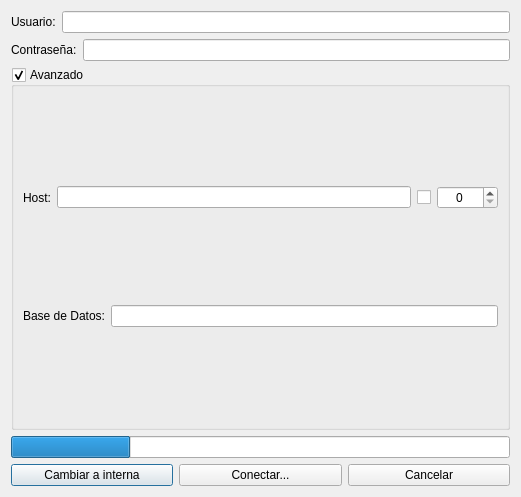
The window that trunk/src/EMysql.ui (chungote/gestotux) describes before a commit, drawn with Qt 5.
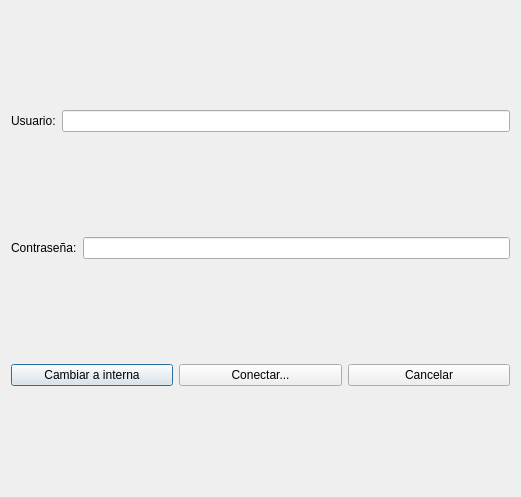
The same window after the commit.

```diff
--- a/trunk/src/EMysql.ui
+++ b/trunk/src/EMysql.ui
@@ -48,101 +48,7 @@
     </layout>
    </item>
    <item>
-    <widget class="QGroupBox" name="GBAvanzado" >
-     <property name="title" >
-      <string>Avanzado</string>
-     </property>
-     <property name="flat" >
-      <bool>true</bool>
-     </property>
-     <property name="checkable" >
-      <bool>true</bool>
-     </property>
-     <layout class="QVBoxLayout" name="verticalLayout" >
-      <item>
-       <layout class="QHBoxLayout" name="horizontalLayout_2" >
-        <item>
-         <widget class="QLabel" name="label" >
-          <property name="text" >
-           <string>Host:</string>
-          </property>
-          <property name="buddy" >
-           <cstring>LEHost</cstring>
-          </property>
-         </widget>
-        </item>
-        <item>
-         <widget class="QLineEdit" name="LEHost" />
-        </item>
-        <item>
-         <widget class="QCheckBox" name="CkBPuerto" >
-          <property name="text" >
-           <string/>
-          </property>
-         </widget>
-        </item>
-        <item>
-         <widget class="QSpinBox" name="SBPuerto" >
-          <property name="frame" >
-           <bool>true</bool>
-          </property>
-          <property name="alignment" >
-           <set>Qt::AlignCenter</set>
-          </property>
-          <property name="maximum" >
-           <number>99999</number>
-          </property>
-         </widget>
-        </item>
-       </layout>
-      </item>
-      <item>
-       <layout class="QHBoxLayout" name="horizontalLayout_5" >
-        <item>
-         <widget class="QLabel" name="label_4" >
-          <property name="text" >
-           <string>Base de Datos:</string>
-          </property>
-          <property name="buddy" >
-           <cstring>LEBaseDatos</cstring>
-          </property>
-         </widget>
-        </item>
-        <item>
-         <widget class="QLineEdit" name="LEBaseDatos" />
-        </item>
-       </layout>
-      </item>
-     </layout>
-    </widget>
-   </item>
-   <item>
-    <widget class="QProgressBar" name="PBBarra" >
-     <property name="value" >
-      <number>24</number>
-     </property>
-     <property name="alignment" >
-      <set>Qt::AlignLeading|Qt::AlignLeft|Qt::AlignTop</set>
-     </property>
-     <property name="textVisible" >
-      <bool>false</bool>
-     </property>
-     <property name="orientation" >
-      <enum>Qt::Horizontal</enum>
-     </property>
-     <property name="invertedAppearance" >
-      <bool>false</bool>
-     </property>
-     <property name="textDirection" >
-      <enum>QProgressBar::BottomToTop</enum>
-     </property>
-     <property name="format" >
-      <string>%p %</string>
-     </property>
-    </widget>
-   </item>
-   <item>
-    <layout class="QHBoxLayout" name="horizontalLayout" >
+    <layout class="QHBoxLayout" name="horizontalLayout">
      <item>
       <widget class="QPushButton" name="PBInterna" >
        <property name="text" >
```
Left out of the diff: 159 changed lines with no effect on the pictures.
